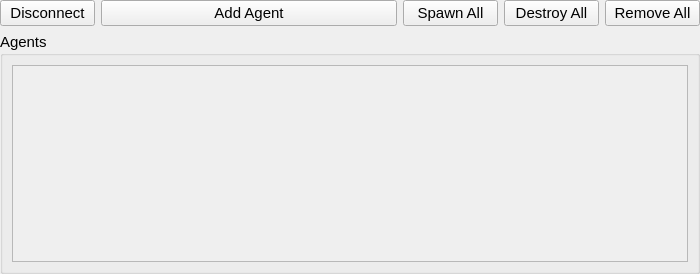
Before: the Qt Designer form modules/carlainterface/dialog/carlainterface.ui in tud-hri/joan, drawn with Qt 5.
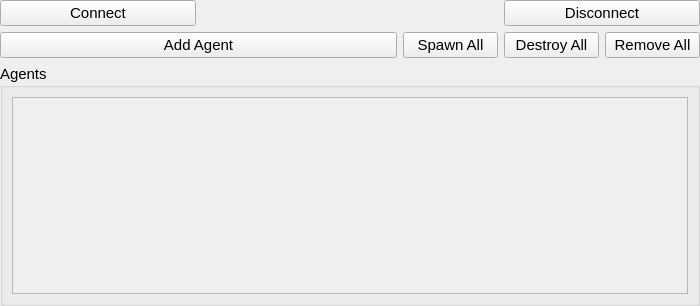
After: the same form once the commit is applied.

Commit message: implemented seperate connect and disconnect buttons

```diff
--- a/modules/carlainterface/dialog/carlainterface.ui
+++ b/modules/carlainterface/dialog/carlainterface.ui
@@ -7,7 +7,7 @@
     <x>0</x>
     <y>0</y>
     <width>700</width>
-    <height>274</height>
+    <height>306</height>
    </rect>
   </property>
   <property name="minimumSize">
@@ -34,42 +34,6 @@
    </property>
    <item row="0" column="0">
     <layout class="QGridLayout" name="gridLayout_4">
-     <item row="2" column="4">
-      <widget class="QPushButton" name="btn_spawn_all">
-       <property name="font">
-        <font>
-         <pointsize>11</pointsize>
-        </font>
-       </property>
-       <property name="text">
-        <string>Spawn All</string>
-       </property>
-      </widget>
-     </item>
-     <item row="2" column="5">
-      <widget class="QPushButton" name="btn_destroy_all">
-       <property name="font">
-        <font>
-         <pointsize>11</pointsize>
-        </font>
-       </property>
-       <property name="text">
-        <string>Destroy All</string>
-       </property>
-      </widget>
-     </item>
-     <item row="2" column="6">
-      <widget class="QPushButton" name="btn_remove_all">
-       <property name="font">
-        <font>
-         <pointsize>11</pointsize>
-        </font>
-       </property>
-       <property name="text">
-        <string>Remove All</string>
-       </property>
-      </widget>
-     </item>
      <item row="4" column="0" colspan="7">
       <widget class="QGroupBox" name="groupVehicles">
        <property name="minimumSize">
@@ -129,8 +93,44 @@
        </layout>
       </widget>
      </item>
-     <item row="2" column="0">
-      <widget class="QPushButton" name="btnDisconnect">
+     <item row="3" column="4">
+      <widget class="QPushButton" name="btn_spawn_all">
+       <property name="font">
+        <font>
+         <pointsize>11</pointsize>
+        </font>
+       </property>
+       <property name="text">
+        <string>Spawn All</string>
+       </property>
+      </widget>
+     </item>
+     <item row="3" column="5">
+      <widget class="QPushButton" name="btn_destroy_all">
+       <property name="font">
+        <font>
+         <pointsize>11</pointsize>
+        </font>
+       </property>
+       <property name="text">
+        <string>Destroy All</string>
+       </property>
+      </widget>
+     </item>
+     <item row="3" column="6">
+      <widget class="QPushButton" name="btn_remove_all">
+       <property name="font">
+        <font>
+         <pointsize>11</pointsize>
+        </font>
+       </property>
+       <property name="text">
+        <string>Remove All</string>
+       </property>
+      </widget>
+     </item>
+     <item row="2" column="5" colspan="2">
+      <widget class="QPushButton" name="btn_disconnect">
        <property name="sizePolicy">
         <sizepolicy hsizetype="Preferred" vsizetype="Fixed">
          <horstretch>0</horstretch>
@@ -147,7 +147,19 @@
        </property>
       </widget>
      </item>
-     <item row="2" column="1" colspan="3">
+     <item row="2" column="0" colspan="2">
+      <widget class="QPushButton" name="btn_connect">
+       <property name="font">
+        <font>
+         <pointsize>11</pointsize>
+        </font>
+       </property>
+       <property name="text">
+        <string>Connect</string>
+       </property>
+      </widget>
+     </item>
+     <item row="3" column="0" colspan="4">
       <widget class="QPushButton" name="btn_add_agent">
        <property name="font">
         <font>
```
The commit also changes 4 other files.
